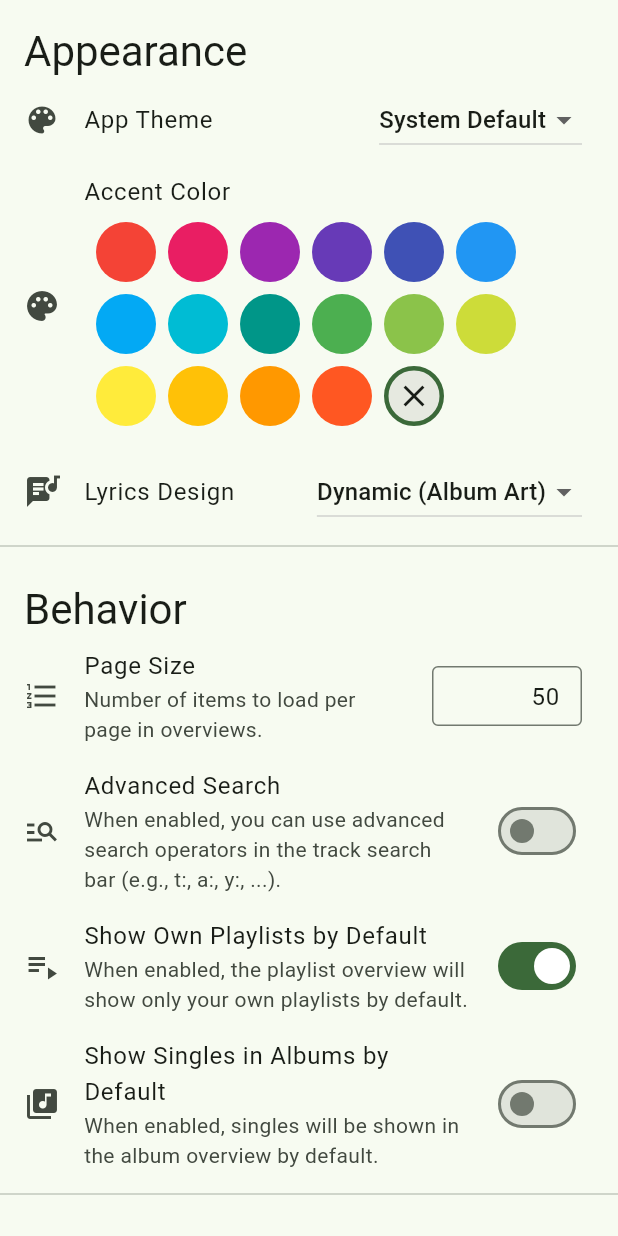
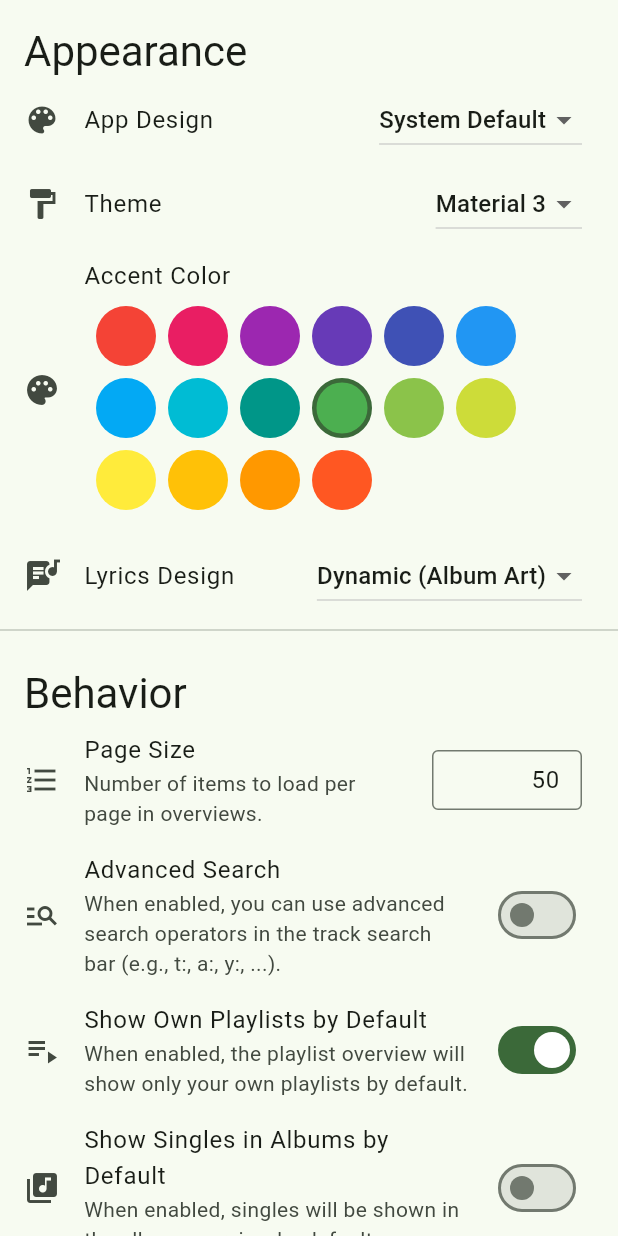
Before and after one commit to mickkc/vibin-app, a Flutter app: the AppSettingsPage screen opened by its route, on a phone screen of 412 x 824 dp. Run offline on Flutter 3.47's test engine with Material 3 defaults, Android fonts, the phone set to English and light mode, and no system bars; drawn by our look-alikes of dynamic_color; our stand-ins replace audio_service, dio, file_picker, flutter_secure_storage, flutter_typeahead, get_it and 9 more; missing offline and left inert: dbus, just_audio_media_kit; accounts and stored records are empty; generated files the repository leaves out were written again; Roboto replaces fonts that are missing (Roboto Flex).

Commit message:
feat: improve theme selection with abstract color scheme generators

```diff
--- /dev/null
+++ b/lib/color_schemes/base_color_scheme_provider.dart
@@ -0,0 +1,18 @@
+import 'package:flutter/material.dart';
+import 'package:vibin_app/l10n/app_localizations.dart';
+
+abstract class BaseColorSchemeProvider {
+
+  String get id;
+  String getName(AppLocalizations lm);
+
+  bool get supportsBrightness => true;
+  bool get supportAccentColor => true;
+
+  List<Color> getAccentColors(Brightness brightness);
+
+  ThemeData generateThemeData({
+    required Color accentColor,
+    required Brightness brightness,
+  });
+}
--- /dev/null
+++ b/lib/color_schemes/color_scheme_list.dart
@@ -0,0 +1,16 @@
+import 'package:vibin_app/color_schemes/base_color_scheme_provider.dart';
+
+import 'impl/gruvbox_theme.dart';
+import 'impl/material3_theme.dart';
+
+enum ColorSchemeKey {
+  material3,
+  gruvbox,
+}
+
+class ColorSchemeList {
+  static Map<ColorSchemeKey, BaseColorSchemeProvider> themes = {
+    ColorSchemeKey.material3: Material3Theme(),
+    ColorSchemeKey.gruvbox: GruvboxTheme(),
+  };
+}
--- /dev/null
+++ b/lib/color_schemes/impl/gruvbox_theme.dart
@@ -0,0 +1,68 @@
+import 'package:flutter/material.dart';
+import 'package:vibin_app/color_schemes/base_color_scheme_provider.dart';
+import 'package:vibin_app/utils/theme_generator.dart';
+
+import '../../l10n/app_localizations.dart';
+
+class GruvboxTheme extends BaseColorSchemeProvider {
+
+  @override
+  String get id => "gruvbox";
+
+  @override
+  String getName(AppLocalizations lm) {
+    return lm.settings_app_theme_gruvbox_title;
+  }
+
+  @override
+  List<Color> getAccentColors(Brightness brightness) {
+    if (brightness == Brightness.light) {
+      return [
+        Color(0xFFCC241D),
+        Color(0xFF98971A),
+        Color(0xFFD79921),
+        Color(0xFF458588),
+        Color(0xFFB16286),
+        Color(0xFF689D6A),
+        Color(0xFFD65D0E)
+      ];
+    }
+    return [
+      Color(0xFFFB4934),
+      Color(0xFFB8BB26),
+      Color(0xFFFABD2F),
+      Color(0xFF83A598),
+      Color(0xFFD3869B),
+      Color(0xFF8EC07C),
+      Color(0xFFFE8019)
+    ];
+  }
+
+  final darkSpec = CustomThemeSpec(
+    backgroundColor: Color(0xFF1D2021),
+    foregroundColor: Color(0xFFFBF1C7),
+    highestSurfaceColor: Color(0xFF32302F),
+    lowestSurfaceColor: Color(0xFF282828),
+    errorColor: Color(0xFFFB4934),
+    secondaryColor: Color(0xFF7C6F64),
+    brightness: Brightness.dark
+  );
+
+  final lightSpec = CustomThemeSpec(
+      backgroundColor: Color(0xFFFBF1C7),
+      foregroundColor: Color(0xFF1D2021),
+      highestSurfaceColor: Color(0xFFEBDBB2),
+      lowestSurfaceColor: Color(0xFFD5C4A1),
+      errorColor: Color(0xFFCC241D),
+      secondaryColor: Color(0xFFBDAE93),
+      brightness: Brightness.light
+  );
+
+  @override
+  ThemeData generateThemeData({required Color accentColor, required Brightness brightness}) {
+
+    final spec = brightness == Brightness.light ? lightSpec : darkSpec;
+
+    return ThemeGenerator.generateTheme(accentColor, spec);
+  }
+}
--- /dev/null
+++ b/lib/color_schemes/impl/material3_theme.dart
@@ -0,0 +1,48 @@
+import 'package:flutter/material.dart';
+import 'package:vibin_app/color_schemes/base_color_scheme_provider.dart';
+
+import '../../l10n/app_localizations.dart';
+
+class Material3Theme extends BaseColorSchemeProvider {
+
+  @override
+  String get id => "material3";
+
+  @override
+  String getName(AppLocalizations lm) {
+    return lm.settings_app_theme_material3_title;
+  }
+
+  @override
+  List<Color> getAccentColors(Brightness brightness) {
+    return [
+      Colors.red,
+      Colors.pink,
+      Colors.purple,
+      Colors.deepPurple,
+      Colors.indigo,
+      Colors.blue,
+      Colors.lightBlue,
+      Colors.cyan,
+      Colors.teal,
+      Colors.green,
+      Colors.lightGreen,
+      Colors.lime,
+      Colors.yellow,
+      Colors.amber,
+      Colors.orange,
+      Colors.deepOrange,
+    ];
+  }
+
+  @override
+  ThemeData generateThemeData({required Color accentColor, required Brightness brightness}) {
+    return ThemeData(
+      colorScheme: ColorScheme.fromSeed(
+        seedColor: accentColor,
+        brightness: brightness,
+      ),
+      useMaterial3: true,
+    );
+  }
+}
--- a/lib/pages/settings/app_settings_page.dart
+++ b/lib/pages/settings/app_settings_page.dart
@@ -1,4 +1,5 @@
 import 'package:flutter/material.dart';
+import 'package:vibin_app/color_schemes/color_scheme_list.dart';
 import 'package:vibin_app/settings/setting_definitions.dart';
 import 'package:vibin_app/settings/settings_manager.dart';
 import 'package:vibin_app/widgets/settings/accent_color_picker.dart';
@@ -38,17 +39,34 @@ class _AppSettingsPageState extends State<AppSettingsPage> {
 
           EnumSettingsField(
             settingKey: Settings.themeMode,
-            title: lm.settings_app_theme_title,
+            title: lm.settings_app_brightness_title,
             icon: Icons.color_lens,
             optionLabel: (option) {
               return switch (option) {
-                ThemeMode.system => lm.settings_app_theme_system,
-                ThemeMode.light => lm.settings_app_theme_light,
-                ThemeMode.dark => lm.settings_app_theme_dark,
+                ThemeMode.system => lm.settings_app_brightness_system,
+                ThemeMode.light => lm.settings_app_brightness_light,
+                ThemeMode.dark => lm.settings_app_brightness_dark,
               };
             },
             onChanged: (mode) {
               themeNotifier.value = themeNotifier.value.setThemeMode(mode);
+            }
+          ),
+
+          EnumSettingsField(
+            settingKey: Settings.colorScheme,
+            title: lm.settings_app_theme_title,
+            optionLabel: (key) {
+              return switch(key) {
+                ColorSchemeKey.material3 => lm.settings_app_theme_material3_title,
+                ColorSchemeKey.gruvbox => lm.settings_app_theme_gruvbox_title,
+              };
+            },
+            icon: Icons.format_paint,
+            onChanged: (key) {
+              final firstAccentColor = ColorSchemeList.themes[key]!.getAccentColors(Theme.brightnessOf(context)).first;
+              settingsManager.set(Settings.accentColor, firstAccentColor);
+              themeNotifier.value = themeNotifier.value.setColorSchemeKey(key).setAccentColor(firstAccentColor);
             }
           ),
 
--- a/lib/settings/setting_definitions.dart
+++ b/lib/settings/setting_definitions.dart
@@ -1,11 +1,13 @@
 import 'package:flutter/material.dart';
+import 'package:vibin_app/color_schemes/color_scheme_list.dart';
 import 'package:vibin_app/dialogs/lyrics_dialog.dart';
 import 'package:vibin_app/settings/settings_key.dart';
 import 'package:vibin_app/widgets/settings/homepage_sections_list.dart';
 
 class Settings {
   static final themeMode = EnumSettingsKey("themeMode", ThemeMode.system, ThemeMode.values);
-  static final accentColor = NullableColorSettingsKey("accentColor", null);
+  static final colorScheme = EnumSettingsKey("colorScheme", ColorSchemeKey.material3, ColorSchemeKey.values);
+  static final accentColor = ColorSettingsKey("accentColor", Colors.green);
   static final lyricsDesign = EnumSettingsKey("lyricsDesign", LyricsDesign.dynamic, LyricsDesign.values);
 
   static final showOwnPlaylistsByDefault = BoolSettingsKey("showOwnPlaylistsByDefault", true);
--- a/lib/settings/settings_key.dart
+++ b/lib/settings/settings_key.dart
@@ -83,20 +83,19 @@ class OrderedMapSettingsKey extends SettingsKey<List<Entry<String, String>>> {
   }
 }
 
-class NullableColorSettingsKey extends SettingsKey<Color?> {
-  const NullableColorSettingsKey(super.key, super.defaultValue);
+class ColorSettingsKey extends SettingsKey<Color> {
+  const ColorSettingsKey(super.key, super.defaultValue);
 
   @override
-  Color? parse(String value) {
-    if (value.isEmpty) return null;
+  Color parse(String value) {
+    if (value.isEmpty) return defaultValue;
     final intValue = int.tryParse(value);
-    if (intValue == null) return null;
+    if (intValue == null) return defaultValue;
     return Color(intValue);
   }
 
   @override
-  String serialize(Color? value) {
-    if (value == null) return '';
+  String serialize(Color value) {
     return value.toARGB32().toString();
   }
 }
--- a/lib/widgets/settings/accent_color_picker.dart
+++ b/lib/widgets/settings/accent_color_picker.dart
@@ -1,4 +1,5 @@
 import 'package:flutter/material.dart';
+import 'package:vibin_app/color_schemes/color_scheme_list.dart';
 import 'package:vibin_app/main.dart';
 import 'package:vibin_app/settings/setting_definitions.dart';
 import 'package:vibin_app/settings/settings_manager.dart';
@@ -16,30 +17,16 @@ class _AccentColorPickerState extends State<AccentColorPicker> {
 
   late Color? selectedColor = settingsManager.get(Settings.accentColor);
 
-  final List<Color?> availableColors = [
-    Colors.red,
-    Colors.pink,
-    Colors.purple,
-    Colors.deepPurple,
-    Colors.indigo,
-    Colors.blue,
-    Colors.lightBlue,
-    Colors.cyan,
-    Colors.teal,
-    Colors.green,
-    Colors.lightGreen,
-    Colors.lime,
-    Colors.yellow,
-    Colors.amber,
-    Colors.orange,
-    Colors.deepOrange,
-    null
-  ];
-
   @override
   Widget build(BuildContext context) {
 
     final theme = Theme.of(context);
+
+    return ValueListenableBuilder(
+      valueListenable: themeNotifier,
+      builder: (context, value, child) {
+
+        final availableColors = ColorSchemeList.themes[value.colorSchemeKey]!.getAccentColors(Theme.brightnessOf(context));
 
         return Wrap(
           spacing: 8.0,
@@ -57,17 +44,19 @@ class _AccentColorPickerState extends State<AccentColorPicker> {
                 width: 40,
                 height: 40,
                 decoration: BoxDecoration(
-              color: color ?? theme.colorScheme.surfaceContainerHigh,
+                  color: color,
                   shape: BoxShape.circle,
                   border: Border.all(
-                color: selectedColor?.toARGB32() == color?.toARGB32() ? theme.colorScheme.primary : Colors.transparent,
+                    color: selectedColor?.toARGB32() == color.toARGB32() ? theme.colorScheme.primary : Colors.transparent,
                     width: 3.0,
                   ),
                 ),
-            child: color == null ? Icon(Icons.close, color: theme.colorScheme.onSurface) : null,
+                child: null,
               ),
             );
           }).toList()
         );
       }
+    );
   }
+}
```
Also changed, not shown: lib/l10n/app_de.arb (+9 -4 lines), lib/l10n/app_en.arb (+9 -4 lines), lib/main.dart (+5 -21 lines), lib/utils/theme_generator.dart (added, +136 -0 lines), lib/widgets/settings/theme_settings.dart (+15 -3 lines). Lines whose indentation alone changed are shown as unchanged.
